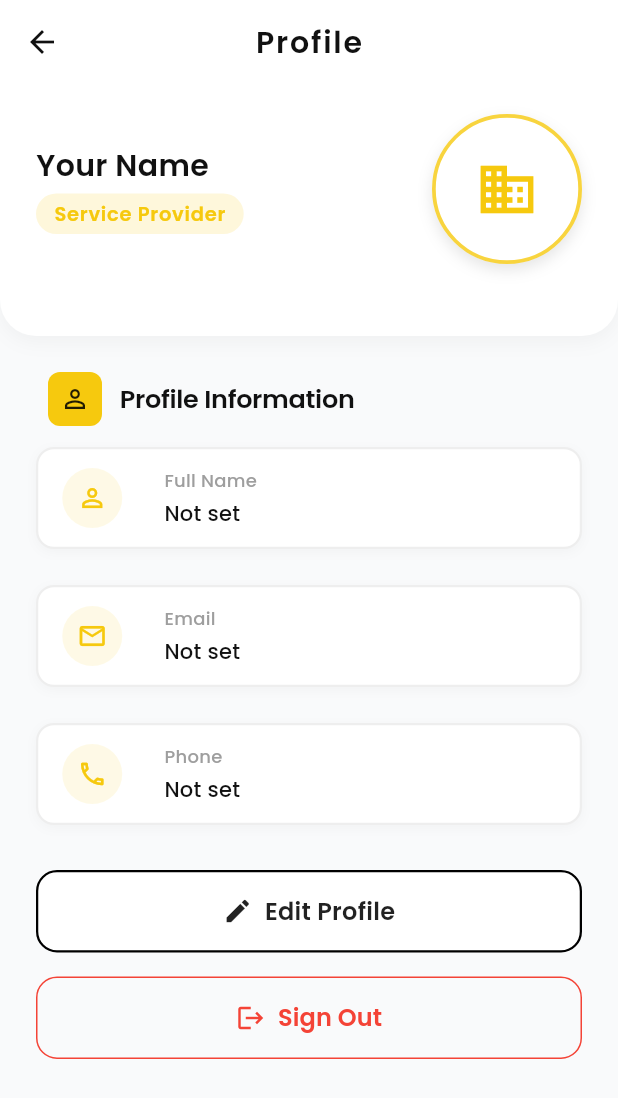
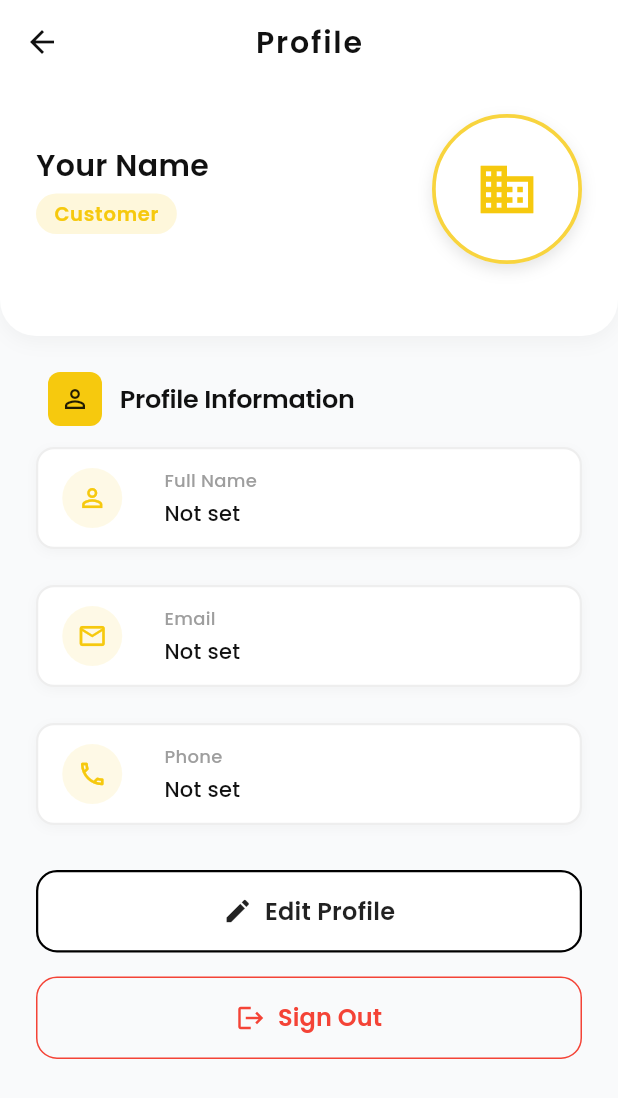
Before and after one commit to sparth292/loca-buzz, a Flutter app: the ProfilePage screen opened by its route, on a phone screen of 412 x 824 dp. Shown: the top 1098 px of the screen. Run offline on Flutter 3.47's test engine with Material 3 defaults, Android fonts, the light colour scheme and no system bars; our stand-ins replace flutter_svg, google_fonts, iconsax, image_picker, location, shared_preferences and 1 more; accounts and stored records are empty.

Commit message:
Basic Updates

```diff
--- a/lib/business_service_provider_dashboard/service_provider_profile.dart
+++ b/lib/business_service_provider_dashboard/service_provider_profile.dart
@@ -1,7 +1,7 @@
 import 'package:flutter/material.dart';
 import 'package:google_fonts/google_fonts.dart';
 import '../main.dart' show BeeColors, supabase;
-
+bool _isServiceProviderText = true;
 class ServiceProviderProfile extends StatefulWidget {
   static const String route = '/service-provider-profile';
 
@@ -195,7 +195,7 @@ class _ServiceProviderProfileState extends State<ServiceProviderProfile> {
                         borderRadius: BorderRadius.circular(20),
                       ),
                       child: Text(
-                        'Service Provider',
+                        _isServiceProviderText ? 'Service Provider' : 'Customer',
                         style: GoogleFonts.poppins(
                           color: BeeColors.beeYellow,
                           fontSize: 13,
--- a/lib/screens/profile_page.dart
+++ b/lib/screens/profile_page.dart
@@ -1,7 +1,7 @@
 import 'package:flutter/material.dart';
 import 'package:google_fonts/google_fonts.dart';
 import '../main.dart' show BeeColors, supabase;
-
+bool _isServiceProvider = false;
 class ProfilePage extends StatefulWidget {
   static const String route = '/profile';
 
@@ -197,7 +197,7 @@ class _ProfilePageState extends State<ProfilePage> {
                         borderRadius: BorderRadius.circular(20),
                       ),
                       child: Text(
-                        'Service Provider',
+                        _isServiceProvider ? 'Service Provider' : 'Customer',
                         style: GoogleFonts.poppins(
                           color: BeeColors.beeYellow,
                           fontSize: 13,
```
